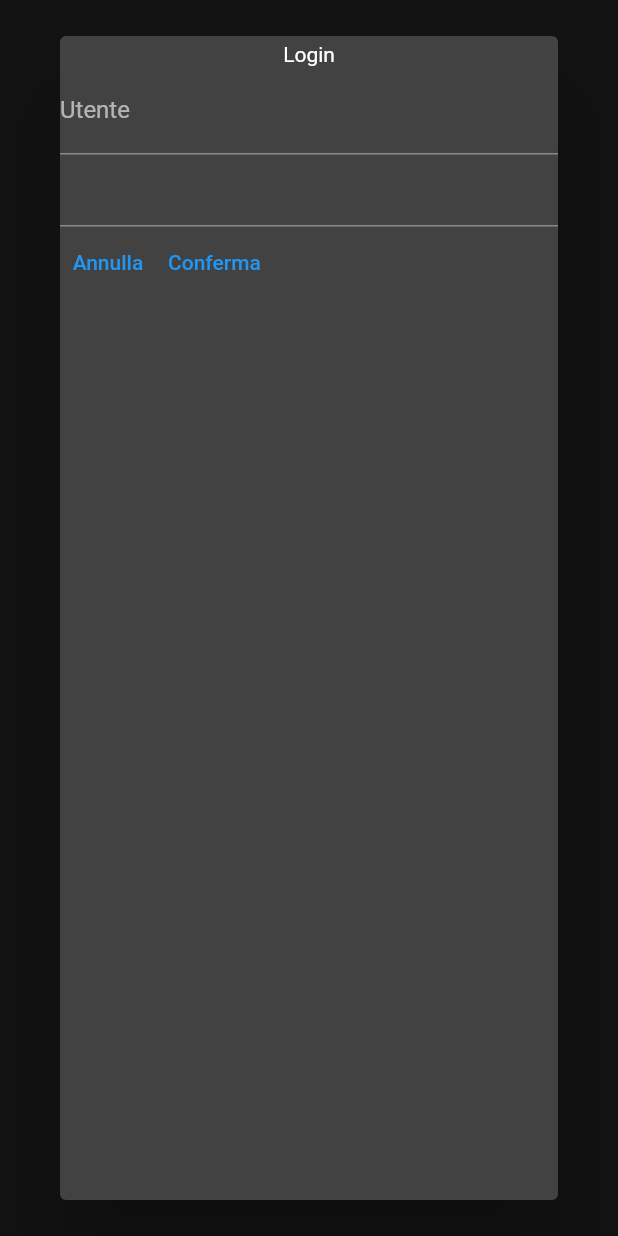
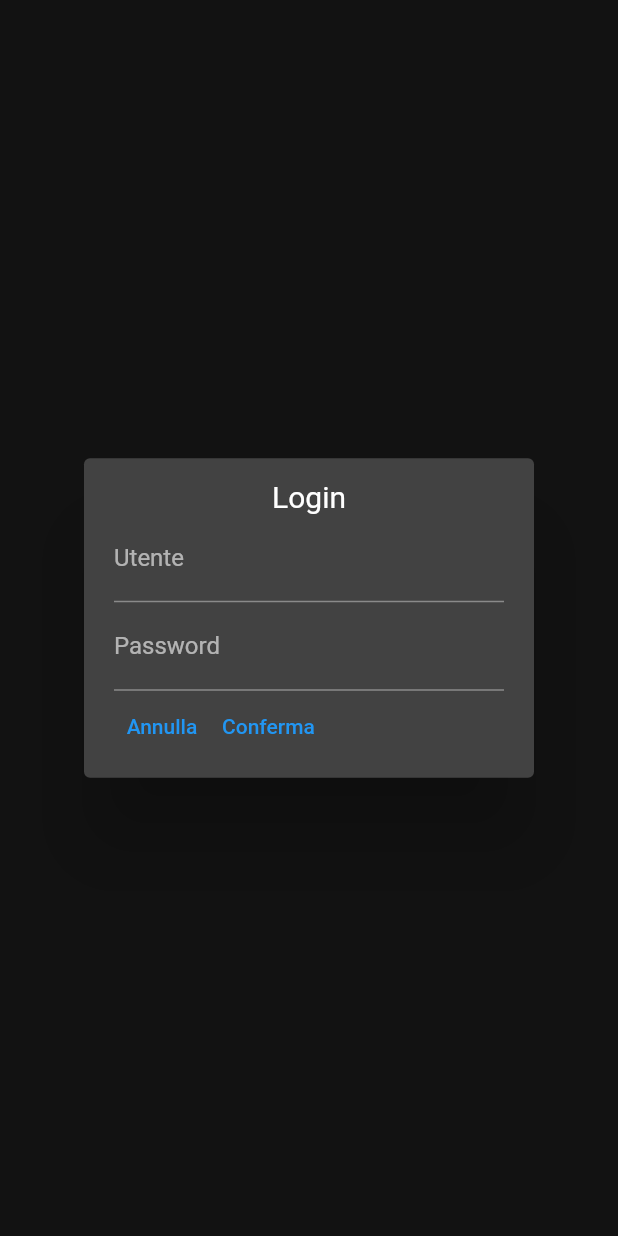
Before and after one commit to MassimoTambu/nazdrovia, a Flutter app: the AuthDialog widget shown alone on an empty page, opened directly, on a phone screen of 412 x 824 dp. Run offline on Flutter 3.47's test engine with Material 2 defaults, Android fonts, the phone set to English and light mode, and no system bars; our stand-ins replace auto_route, shared_preferences; accounts and stored records are empty; generated files the repository leaves out were written again.

Commit message:
Updated auth_dialog.dart

```diff
--- a/nazdrovia/lib/shared/widgets/auth_dialog.dart
+++ b/nazdrovia/lib/shared/widgets/auth_dialog.dart
@@ -1,5 +1,6 @@
 import 'package:flutter/material.dart';
 import 'package:nazdrovia/states/auth_dialog_state.dart';
+import 'package:nazdrovia/shared/extensions/theme_extension.dart';
 import 'package:provider/provider.dart';
 
 class AuthDialog extends StatelessWidget {
@@ -10,28 +11,42 @@ class AuthDialog extends StatelessWidget {
     return ChangeNotifierProvider<AuthDialogState>(
       create: (context) => AuthDialogState(),
       builder: (context, child) {
+        final state = context.read<AuthDialogState>();
         return Dialog(
           child: Form(
-            key: context.read<AuthDialogState>().formKey,
+            key: state.formKey,
+            child: Container(
+              width: 300,
+              padding: const EdgeInsets.symmetric(horizontal: 20, vertical: 10),
               child: Column(
+                mainAxisSize: MainAxisSize.min,
                 children: [
                   Opacity(
                     opacity: context.watch<AuthDialogState>().isLoading ? 1 : 0,
-                  child: const LinearProgressIndicator(),
+                    child: LinearProgressIndicator(
+                      value: state.loaderValue,
                     ),
-                const Text('Login'),
+                  ),
+                  Text(
+                    'Login',
+                    style: TextStyle(
+                        fontSize:
+                            context.theme().textTheme.headline6!.fontSize),
+                  ),
                   TextFormField(
                     decoration: const InputDecoration(labelText: 'Utente'),
-                  validator: context.read<AuthDialogState>().emptyValidator,
+                    validator: state.emptyValidator,
                   ),
                   TextFormField(
-                  validator: context.read<AuthDialogState>().emptyValidator,
+                    decoration: const InputDecoration(labelText: 'Password'),
+                    validator: state.emptyValidator,
                   ),
                   _ActionButtons(
-                  context.read<AuthDialogState>().closeDialog,
-                  context.read<AuthDialogState>().submit,
+                    state.closeDialog,
+                    state.submit,
                   ),
                 ],
+              ),
             ),
           ),
         );
--- a/nazdrovia/lib/states/auth_dialog_state.dart
+++ b/nazdrovia/lib/states/auth_dialog_state.dart
@@ -9,6 +9,7 @@ class AuthDialogState with ChangeNotifier {
   // not a GlobalKey<MyCustomFormState>.
   final formKey = GlobalKey<FormState>();
   var isLoading = false;
+  double? loaderValue = 0.0;
 
   String? emptyValidator(String? value) {
     if (value == null || value.isEmpty) {
@@ -25,10 +26,12 @@ class AuthDialogState with ChangeNotifier {
     // Validate returns true if the form is valid, or false otherwise.
     if (formKey.currentState!.validate()) {
       isLoading = true;
+      loaderValue = null;
       notifyListeners();
       //TODO CALL API
       Future.delayed(Duration(seconds: 2), () {
         isLoading = false;
+        loaderValue = 0.0;
         notifyListeners();
       });
     }
```
Lines whose indentation alone changed are shown as unchanged.
